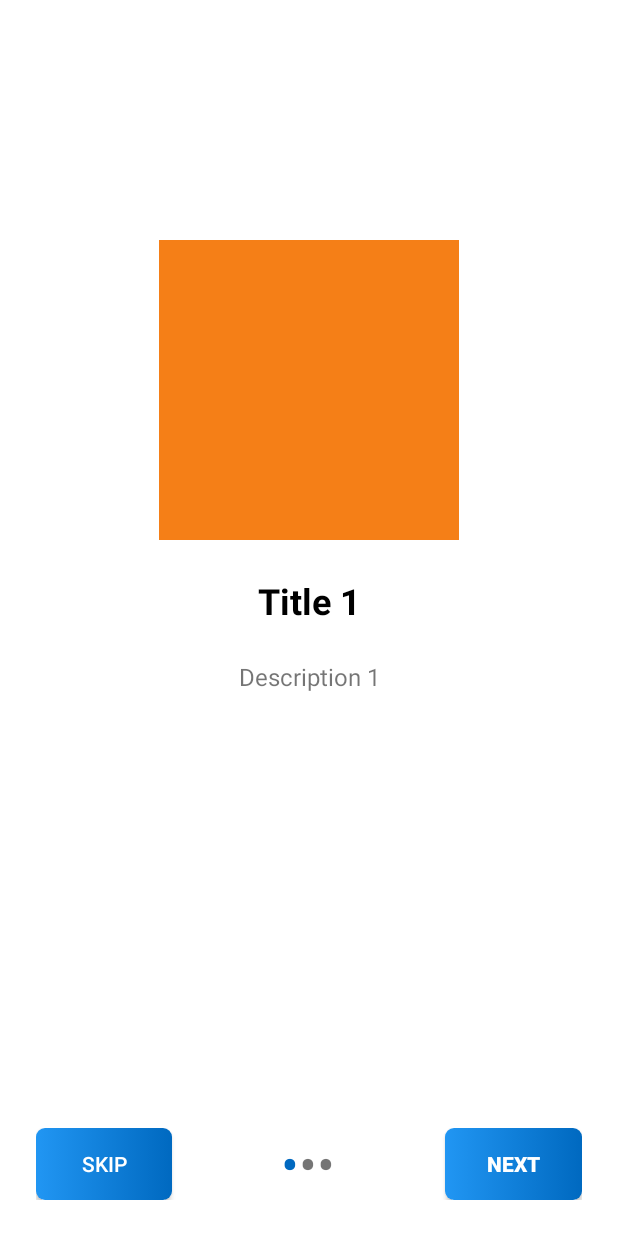
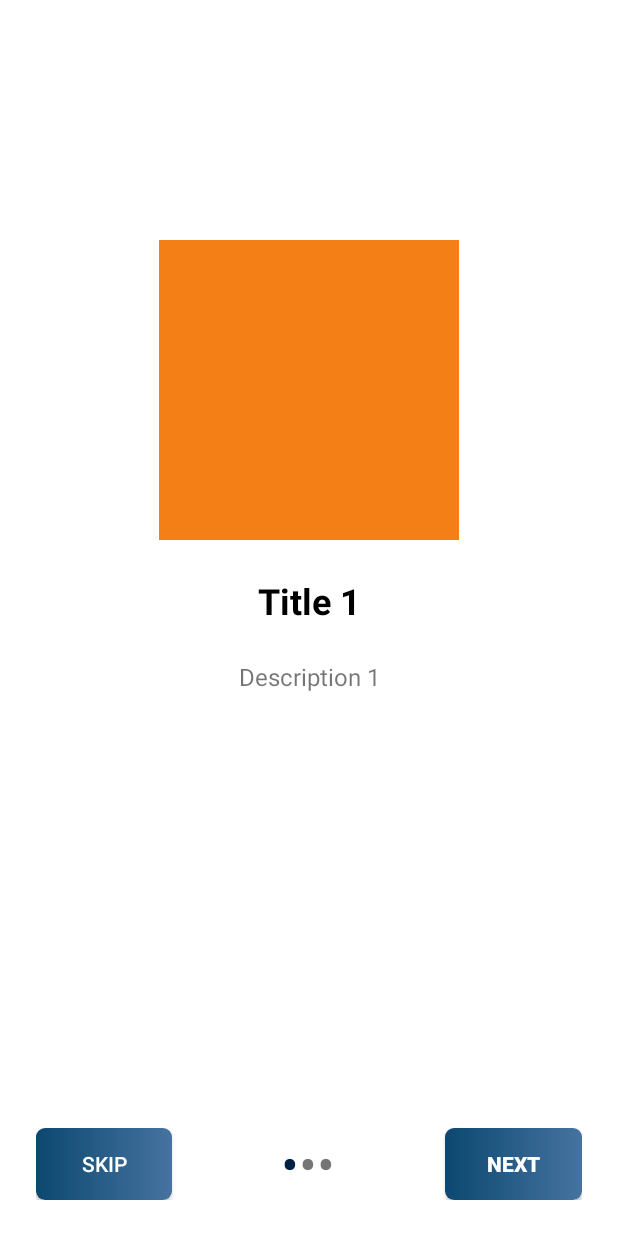
Before and after one commit to meetkparmar/TrecoX, an Android app: the screen it shows after launch (OnBoardingActivity), on a phone screen of 412 x 824 dp. Run offline under Robolectric (Android 15) with nearby library versions, the phone set to English and light mode, and no system bars; Roboto replaces fonts that are not available here.

Commit message:
untracked unwanted file and color changes

```diff
--- a/app/src/main/res/drawable/save_default.xml
+++ b/app/src/main/res/drawable/save_default.xml
@@ -3,7 +3,7 @@
     <item>
         <shape android:shape="rectangle">
             <corners android:radius="6dp" />
-            <gradient android:angle="180" android:endColor="@color/colorPrimary" android:startColor="@color/colorPrimaryDark" android:type="linear" />
+            <gradient android:angle="180" android:endColor="@color/colorPrimary" android:startColor="@color/colorPrimaryLight" android:type="linear" />
         </shape>
     </item>
 </selector>
--- a/app/src/main/res/drawable/save_pressed.xml
+++ b/app/src/main/res/drawable/save_pressed.xml
@@ -3,7 +3,7 @@
     <item>
         <shape android:shape="rectangle">
             <corners android:radius="6dp" />
-            <gradient android:angle="180" android:endColor="@color/colorPrimaryDark" android:startColor="#003866" android:type="linear" />
+            <gradient android:angle="180" android:endColor="@color/colorPrimaryDark" android:startColor="@color/colorPrimary" android:type="linear" />
         </shape>
     </item>
 </selector>
--- a/app/src/main/res/layout/activity_splash.xml
+++ b/app/src/main/res/layout/activity_splash.xml
@@ -12,6 +12,7 @@
         android:fontFamily="@font/volkhov_bold"
         android:textSize="48sp"
         android:textStyle="bold"
+        android:textColor="@color/white"
         app:layout_constraintBottom_toBottomOf="parent"
         app:layout_constraintEnd_toEndOf="parent"
         app:layout_constraintStart_toStartOf="parent"
--- a/app/src/main/res/values/colors.xml
+++ b/app/src/main/res/values/colors.xml
@@ -1,12 +1,15 @@
 <?xml version="1.0" encoding="utf-8"?>
 <resources>
-    <color name="colorPrimary">#2196F3</color>
-    <color name="colorPrimaryDark">#0069C0</color>
-    <color name="colorPrimaryLight">#9ED1FA</color>
-    <color name="colorAccent">#03DAC5</color>
+    <color name="colorPrimary">#0b4870</color>
+    <color name="colorPrimaryDark">#002144</color>
+    <color name="colorPrimaryLight">#46739f</color>
+    <color name="colorAccent">#ffbe55</color>
+    <color name="colorAccentLight">#fff085</color>
+    <color name="colorAccentDark">#c88e24</color>
     <color name="white">#FFFFFF</color>
     <color name="black">#000000</color>
-    <color name="grey">#D9D9D9</color>
+    <color name="grey">#BEBEBE</color>
+    <color name="greyDark">#373559</color>
 
     <color name="orange">#F57F17</color>
     <color name="green">#1B5E20</color>
```
